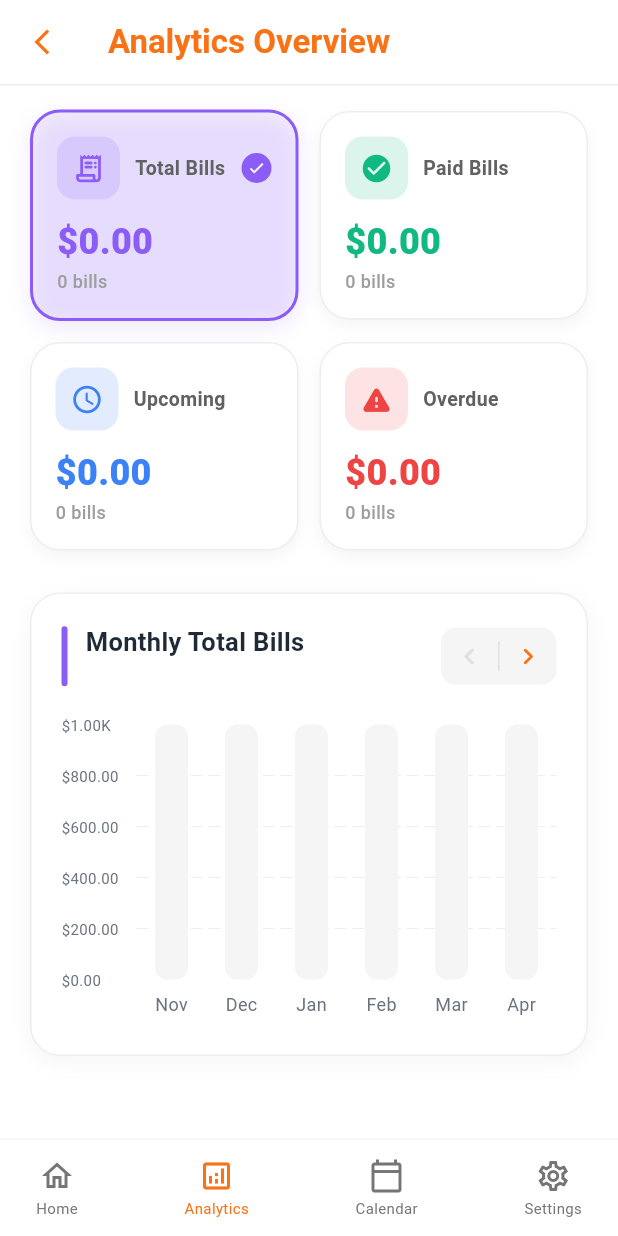
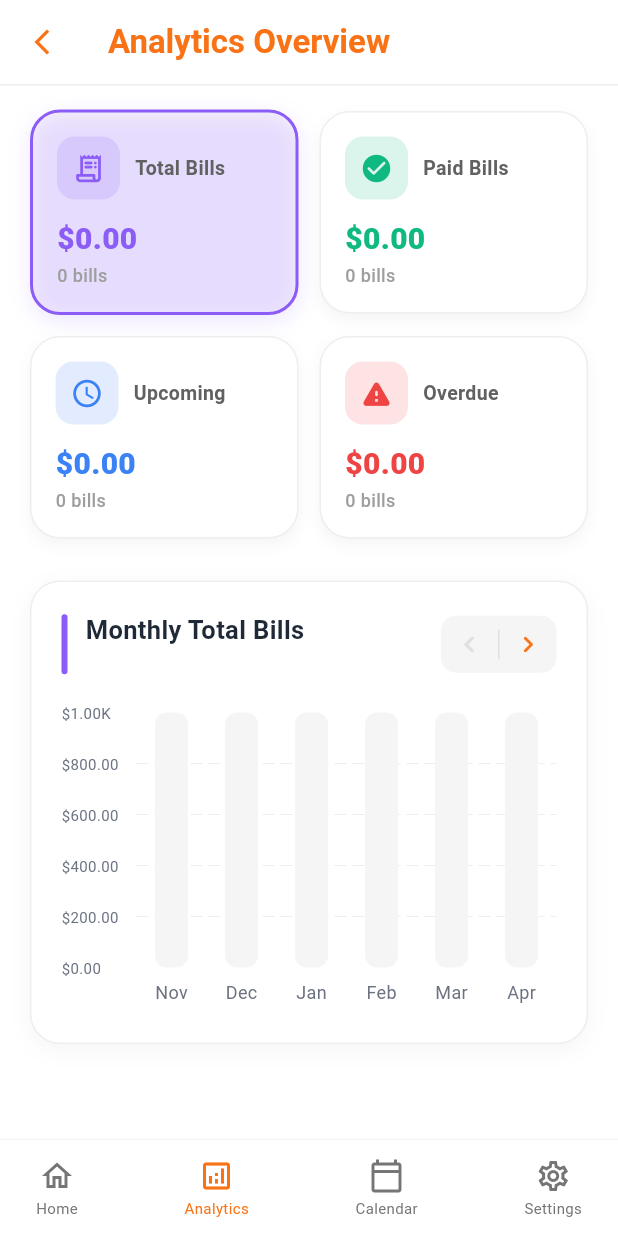
Before and after one commit to sufia-khan/bill_-manager, a Flutter app: the AnalyticsScreen screen opened by its route, on a phone screen of 412 x 824 dp. Run offline on Flutter 3.47's test engine with Material 3 defaults, Android fonts, the phone set to English and light mode, and no system bars; drawn by our look-alikes of fl_chart; our stand-ins replace cloud_firestore, connectivity_plus, csv, firebase_auth, firebase_core, flutter_local_notifications and 9 more; missing offline and left inert: excel; accounts and stored records are empty.

Commit message:
improved someting in analytics screen

```diff
--- a/lib/screens/analytics_screen.dart
+++ b/lib/screens/analytics_screen.dart
@@ -816,19 +816,6 @@ class _AnalyticsScreenState extends State<AnalyticsScreen> {
                     overflow: TextOverflow.ellipsis,
                   ),
                 ),
-                if (isActive)
-                  Container(
-                    padding: const EdgeInsets.all(4),
-                    decoration: BoxDecoration(
-                      color: color,
-                      shape: BoxShape.circle,
-                    ),
-                    child: const Icon(
-                      Icons.check,
-                      color: Colors.white,
-                      size: 12,
-                    ),
-                  ),
               ],
             ),
             const SizedBox(height: 16),
@@ -840,12 +827,13 @@ class _AnalyticsScreenState extends State<AnalyticsScreen> {
                   child: Text(
                     formatCurrencyShort(numericAmount),
                     style: TextStyle(
-                      fontSize: 24,
+                      fontSize: 20,
                       fontWeight: FontWeight.w800,
                       color: color,
                       height: 1,
                     ),
-                    overflow: TextOverflow.ellipsis,
+                    overflow: TextOverflow.visible,
+                    maxLines: 1,
                   ),
                 ),
                 if (numericAmount >= 1000)
@@ -860,7 +848,7 @@ class _AnalyticsScreenState extends State<AnalyticsScreen> {
                       );
                     },
                     child: Padding(
-                      padding: const EdgeInsets.only(bottom: 2),
+                      padding: const EdgeInsets.only(bottom: 2, left: 4),
                       child: Icon(
                         Icons.info_outline_rounded,
                         size: 16,
```
Also changed, not shown: 3 other files.
